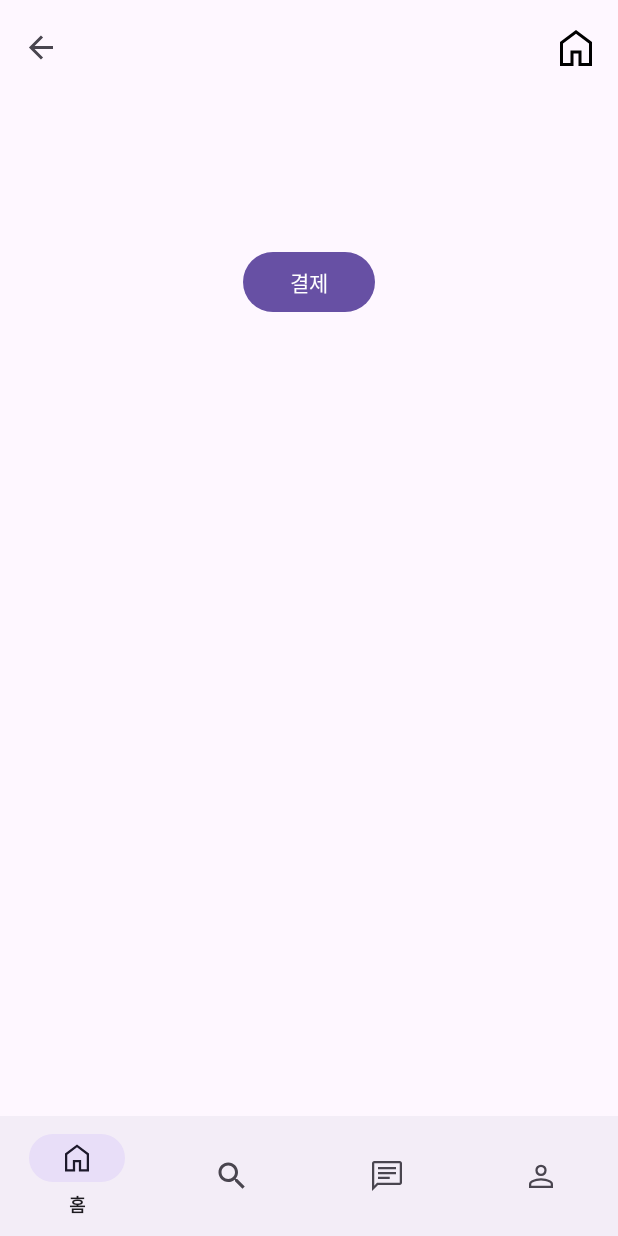
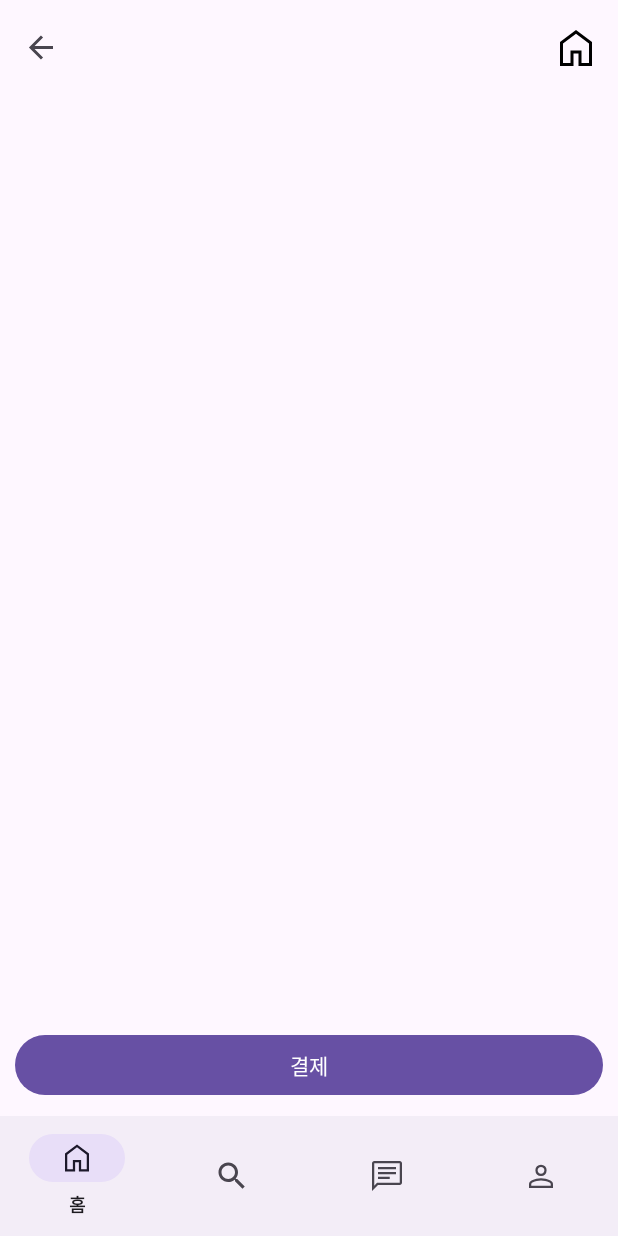
Before and after one commit to space8033/Team5AndroidProject, an Android app: the CartFragment screen opened through its navigation route, on a phone screen of 412 x 824 dp. Run offline under Robolectric (Android 15) with nearby library versions, the phone set to English and light mode, and no system bars; our stand-ins replace navigation-ui.

Commit message:
커밋 조성진 9월 6일

```diff
--- a/app/src/main/res/layout/fragment_cart.xml
+++ b/app/src/main/res/layout/fragment_cart.xml
@@ -6,21 +6,37 @@
     android:layout_height="match_parent"
     tools:context=".ui.CartFragment">
 
-    <!-- TODO: Update blank fragment layout -->
-    <TextView
-        android:id="@+id/textView5"
+    <LinearLayout
         android:layout_width="match_parent"
         android:layout_height="match_parent"
-        android:textSize="40sp" />
+        android:orientation="vertical"
+        tools:context=".MainActivity">
 
-    <Button
-        android:id="@+id/btn_order"
-        android:layout_width="wrap_content"
-        android:layout_height="wrap_content"
-        android:layout_marginTop="100dp"
-        android:text="결제"
-        app:layout_constraintEnd_toEndOf="parent"
-        app:layout_constraintStart_toStartOf="parent"
-        app:layout_constraintTop_toTopOf="@+id/textView5" />
+        <ScrollView
+            android:layout_width="match_parent"
+            android:layout_height="0dp"
+            android:layout_weight="1">
+
+            <LinearLayout
+                android:layout_width="wrap_content"
+                android:layout_height="wrap_content"
+                android:orientation="vertical">
+            </LinearLayout>
+        </ScrollView>
+
+        <LinearLayout
+            android:layout_width="match_parent"
+            android:layout_height="wrap_content"
+            android:orientation="horizontal">
+
+            <Button
+                android:id="@+id/btn_order"
+                android:layout_width="0dp"
+                android:layout_height="wrap_content"
+                android:layout_margin="10dp"
+                android:layout_weight="1"
+                android:text="결제" />
+        </LinearLayout>
+    </LinearLayout>
 
 </androidx.constraintlayout.widget.ConstraintLayout>
```
